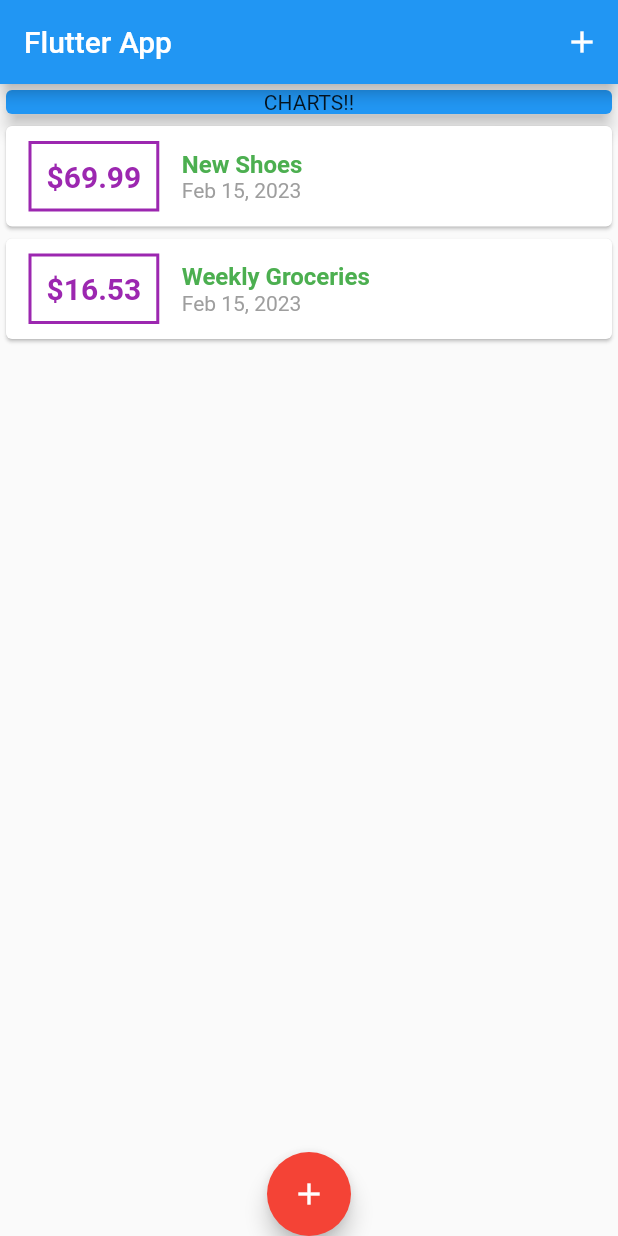
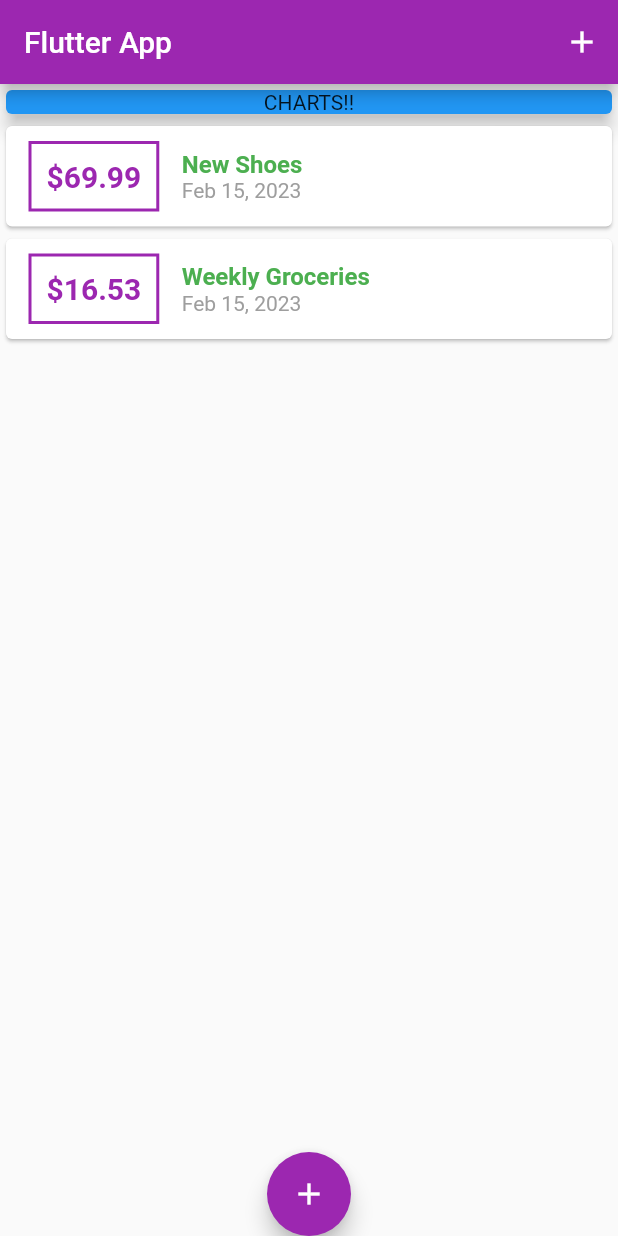
Before and after one commit to MohamedAboElM3aTy/expense_app_learning, a Flutter app: the screen it shows after launch, on a phone screen of 412 x 824 dp. Run offline on Flutter 3.47's test engine with Material 2 defaults, Android fonts, the phone set to English and light mode, and no system bars.

Commit message:
adding the theme

```diff
--- a/lib/main.dart
+++ b/lib/main.dart
@@ -13,6 +13,9 @@ class MyApp extends StatelessWidget {
   Widget build(BuildContext context) {
     return MaterialApp(
       title: 'Flutter App',
+      theme: ThemeData(
+        primarySwatch: Colors.purple,
+      ),
       home: MyHomePage(),
     );
   }
@@ -103,8 +106,6 @@ class _MyHomePageState extends State<MyHomePage> {
       floatingActionButton: FloatingActionButton(
         onPressed: () => _startAddNewTransaction(context),
         child: Icon(Icons.add),
-        foregroundColor: Colors.white,
-        backgroundColor: Colors.red,
       ),
     );
   }
--- a/lib/widgets/transaction_list.dart
+++ b/lib/widgets/transaction_list.dart
@@ -24,7 +24,7 @@ class TransactionList extends StatelessWidget {
                   ),
                   decoration: BoxDecoration(
                     border: Border.all(
-                      color: Colors.purple,
+                      color: Theme.of(context).primaryColor,
                       width: 2, // Dah somk el border itself
                     ),
                   ),
@@ -33,7 +33,7 @@ class TransactionList extends StatelessWidget {
                     style: TextStyle(
                       fontSize: 20,
                       fontWeight: FontWeight.bold,
-                      color: Colors.purple,
+                      color: Theme.of(context).primaryColor,
                     ),
                   ),
                 ),
```
